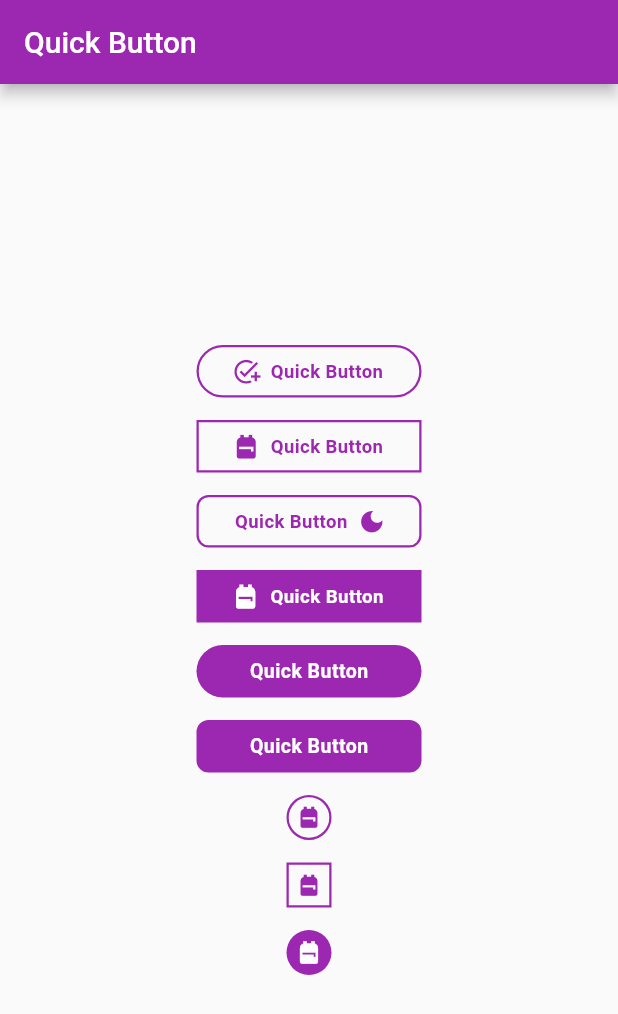
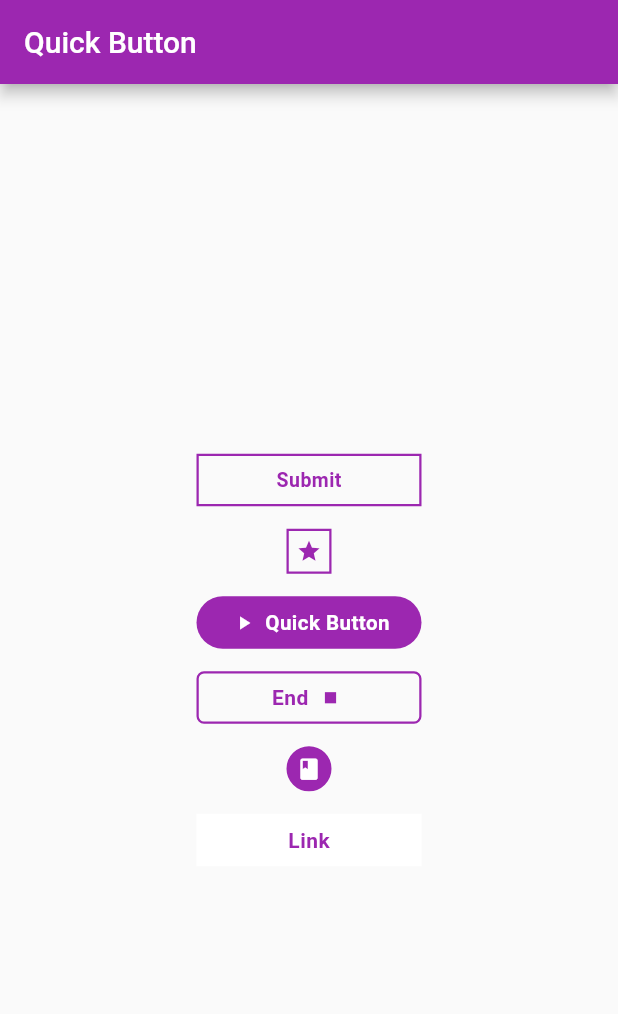
Before and after one commit to pozadkey/quick_button, a Flutter app: the screen it shows after launch, on a phone screen of 412 x 824 dp. Shown: the top 1014 px of the screen. Run offline on Flutter 3.47's test engine with Material 2 defaults, Android fonts, the phone set to English and light mode, and no system bars.

Commit message:
Added QuickButton widget with various attributes and customization options

```diff
--- a/example/lib/main.dart
+++ b/example/lib/main.dart
@@ -1,21 +1,16 @@
-/// Import Material package.
 import 'package:flutter/material.dart';
 
-/// Import Quick Button package.
 import 'package:quick_button/quick_button.dart';
 
-/// Run the application.
 void main() {
   runApp(const MyApp());
 }
 
-/// Build a stateless App widget.
 class MyApp extends StatelessWidget {
   const MyApp({super.key});
 
   @override
   Widget build(BuildContext context) {
-    /// Build Material widget to render the UI.
     return MaterialApp(
       home: Scaffold(
         appBar: AppBar(
@@ -27,204 +22,112 @@ class MyApp extends StatelessWidget {
             mainAxisAlignment: MainAxisAlignment.center,
             crossAxisAlignment: CrossAxisAlignment.center,
             children: [
-              /// Transparent RoundedRectangular Button with prefixIcon.
               QuickButton(
-                labelText: 'Quick Button',
+                labelText: 'Submit',
                 labelColor: Colors.purple,
                 labelSize: 13.0,
                 labelWeight: FontWeight.bold,
                 labelSpacing: 0.3,
-                prefixIcon: Icons.add_task,
-                iconSize: 20.0,
-                borderRadius: 25.0,
                 borderColor: Colors.purple,
                 borderSize: 1.5,
                 backgroundColor: Colors.transparent,
-                labelHoverIn: Colors.white,
-                labelHoverOut: Colors.purple,
+                hoverIn: Colors.white,
+                hoverOut: Colors.purple,
                 backgroundHoverIn: Colors.purple,
                 backgroundHoverOut: Colors.transparent,
                 onPressed: () {
-                  /// Excute function.
+                  // Action to perform when the button is pressed
                 },
               ),
               const SizedBox(
                 height: 15,
               ),
-
-              /// Transparent Rectangular Button with prefixIcon.
-              QuickButton(
-                labelText: 'Quick Button',
+              QuickButton.icon(
+                icon: Icons.star,
                 labelColor: Colors.purple,
-                labelSize: 13.0,
-                labelWeight: FontWeight.bold,
-                labelSpacing: 0.3,
-                prefixIcon: Icons.backpack,
-                iconSize: 20.0,
+                buttonHeight: 30.0,
+                buttonWidth: 30.0,
                 borderColor: Colors.purple,
                 borderSize: 1.5,
                 backgroundColor: Colors.transparent,
-                labelHoverIn: Colors.white,
-                labelHoverOut: Colors.purple,
+                hoverIn: Colors.white,
+                hoverOut: Colors.purple,
                 backgroundHoverIn: Colors.purple,
                 backgroundHoverOut: Colors.transparent,
                 onPressed: () {
-                  /// Excute function.
+                  // Action to perform when the button is pressed
                 },
               ),
               const SizedBox(
                 height: 15,
               ),
-
-              /// Transparent CurvedEdged Button with suffixIcon.
-              QuickButton(
+              QuickButton.prefixIcon(
                 labelText: 'Quick Button',
-                labelColor: Colors.purple,
-                labelSize: 13.0,
-                labelWeight: FontWeight.bold,
-                labelSpacing: 0.3,
-                suffixIcon: Icons.dark_mode,
-                iconSize: 20.0,
-                borderColor: Colors.purple,
+                labelColor: Colors.white,
+                prefixIcon: Icons.play_arrow,
+                borderRadius: 25.0,
+                borderColor: Colors.transparent,
                 borderSize: 1.5,
-                borderRadius: 8.0,
-                backgroundColor: Colors.transparent,
-                labelHoverIn: Colors.white,
-                labelHoverOut: Colors.purple,
-                backgroundHoverIn: Colors.purple,
-                backgroundHoverOut: Colors.transparent,
+                labelWeight: FontWeight.w700,
+                backgroundColor: Colors.purple,
+                hoverIn: Colors.purple[800],
+                hoverOut: Colors.white,
+                backgroundHoverIn: const Color.fromARGB(162, 155, 39, 176),
+                backgroundHoverOut: Colors.purple,
                 onPressed: () {
-                  /// Excute function.
+                  // Action to perform when the button is pressed
                 },
               ),
               const SizedBox(
                 height: 15,
               ),
-
-              /// Solid Rectangular Button with prefixIcon.
-              QuickButton(
-                labelText: 'Quick Button',
-                labelColor: Colors.white,
-                labelSize: 13.0,
-                labelWeight: FontWeight.bold,
-                labelSpacing: 0.3,
-                prefixIcon: Icons.backpack,
-                iconSize: 20.0,
-                backgroundColor: Colors.purple,
-                labelHoverIn: const Color.fromARGB(255, 63, 63, 63),
-                labelHoverOut: Colors.white,
-                backgroundHoverIn: const Color.fromARGB(112, 226, 33, 243),
-                backgroundHoverOut: Colors.purple,
+              QuickButton.suffixIcon(
+                labelText: 'End',
+                labelColor: Colors.purple,
+                suffixIcon: Icons.stop,
+                borderRadius: 5.0,
+                borderColor: Colors.purple,
+                borderSize: 1.5,
+                backgroundColor: Colors.transparent,
+                hoverIn: Colors.white,
+                hoverOut: Colors.purple,
+                backgroundHoverIn: Colors.purple,
+                backgroundHoverOut: Colors.transparent,
                 onPressed: () {
-                  /// Excute function.
+                  // Action to perform when the button is pressed
                 },
               ),
               const SizedBox(
                 height: 15,
               ),
-
-              /// Solid RoundedRectangular Button.
-              QuickButton(
-                labelText: 'Quick Button',
+              QuickButton.icon(
+                icon: Icons.book,
                 labelColor: Colors.white,
-                labelSize: 13.0,
-                labelWeight: FontWeight.bold,
-                labelSpacing: 0.3,
+                buttonHeight: 30.0,
+                buttonWidth: 30.0,
                 borderRadius: 25.0,
+                borderColor: Colors.purple,
+                borderSize: 1.5,
                 backgroundColor: Colors.purple,
-                labelHoverIn: const Color.fromARGB(255, 63, 63, 63),
-                labelHoverOut: Colors.white,
-                backgroundHoverIn: const Color.fromARGB(112, 226, 33, 243),
+                hoverIn: Colors.purple,
+                hoverOut: Colors.white,
+                backgroundHoverIn: Colors.white,
                 backgroundHoverOut: Colors.purple,
                 onPressed: () {
-                  /// Excute function.
+                  // Action to perform when the button is pressed
                 },
               ),
               const SizedBox(
                 height: 15,
               ),
-
-              /// Transparent CurvedEdged Button.
               QuickButton(
-                labelText: 'Quick Button',
-                labelColor: Colors.white,
-                labelSize: 13.0,
-                labelWeight: FontWeight.bold,
-                labelSpacing: 0.3,
-                borderRadius: 8.0,
-                backgroundColor: Colors.purple,
-                labelHoverIn: const Color.fromARGB(255, 63, 63, 63),
-                labelHoverOut: Colors.white,
-                backgroundHoverIn: const Color.fromARGB(112, 226, 33, 243),
-                backgroundHoverOut: Colors.purple,
+                labelText: 'Link',
+                labelColor: Colors.purple,
+                hoverIn: Colors.black,
+                hoverOut: Colors.purple,
+                backgroundColor: Colors.white,
                 onPressed: () {
-                  /// Excute function.
-                },
-              ),
-              const SizedBox(
-                height: 15,
-              ),
-
-              /// Transparent Rounded Button with an Icon.
-              QuickButton(
-                icon: Icons.backpack,
-                labelColor: Colors.purple,
-                iconSize: 18.0,
-                borderColor: Colors.purple,
-                borderSize: 1.5,
-                borderRadius: 100.0,
-                buttonWidth: 30,
-                buttonHeight: 30,
-                backgroundColor: Colors.transparent,
-                labelHoverIn: Colors.white,
-                labelHoverOut: Colors.purple,
-                backgroundHoverIn: Colors.purple,
-                backgroundHoverOut: Colors.transparent,
-                onPressed: () {
-                  /// Excute function.
-                },
-              ),
-              const SizedBox(
-                height: 15,
-              ),
-
-              /// Transparent Rectangular Button with an Icon.
-              QuickButton(
-                icon: Icons.backpack,
-                labelColor: Colors.purple,
-                iconSize: 18.0,
-                buttonWidth: 30,
-                buttonHeight: 30,
-                borderColor: Colors.purple,
-                borderSize: 1.5,
-                backgroundColor: Colors.transparent,
-                labelHoverIn: Colors.white,
-                labelHoverOut: Colors.purple,
-                backgroundHoverIn: Colors.purple,
-                backgroundHoverOut: Colors.transparent,
-                onPressed: () {
-                  /// Excute function.
-                },
-              ),
-              const SizedBox(
-                height: 15,
-              ),
-
-              /// Solid Rectangular Button with prefixIcon.
-              QuickButton(
-                icon: Icons.backpack,
-                labelColor: Colors.white,
-                iconSize: 18.0,
-                borderRadius: 25.0,
-                buttonWidth: 30,
-                buttonHeight: 30,
-                backgroundColor: Colors.purple,
-                labelHoverIn: const Color.fromARGB(255, 63, 63, 63),
-                labelHoverOut: Colors.white,
-                backgroundHoverIn: const Color.fromARGB(112, 226, 33, 243),
-                backgroundHoverOut: Colors.purple,
-                onPressed: () {
-                  /// Excute function.
+                  // Action to perform when the button is pressed
                 },
               ),
             ],
--- a/lib/quick_button.dart
+++ b/lib/quick_button.dart
@@ -1,44 +1,108 @@
-/// Import Quick Button Library.
+/// A library that provides the [QuickButton] widget for creating customizable buttons.
+
 library quick_button;
 
-// ignore_for_file: prefer_const_constructors, prefer_const_literals_to_create_immutables, sort_child_properties_last, must_be_immutable
+// ignore_for_file: must_be_immutable
 
-/// Import Material package.
 import 'package:flutter/material.dart';
 
-/// Create a stateful widget class.
+/// A customizable button widget for Flutter applications.
 class QuickButton extends StatefulWidget {
-  String? labelText;
+  /// The label text displayed on the button.
+  final String? labelText;
+
+  /// The color of the label text. Default is Colors.white.
   Color? labelColor;
-  double? labelSize;
-  FontWeight? labelWeight;
-  double? labelSpacing;
-  IconData? icon;
-  IconData? prefixIcon;
-  IconData? suffixIcon;
-  double? iconSize;
-  double? buttonWidth;
-  double? buttonHeight;
-  double? borderRadius;
-  Color? borderColor;
-  double? borderSize;
+
+  /// The font size of the label text. Default size is 13.
+  final double? labelSize;
+
+  /// The font weight of the label text. Default is FontWeight.w600
+  final FontWeight? labelWeight;
+
+  /// The spacing between characters in the label text.
+  final double? labelSpacing;
+
+  /// The icon placed within the button.
+  final IconData? icon;
+
+  /// The icon placed before the label text.
+  final IconData? prefixIcon;
+
+  /// The icon placed after the label text.
+  final IconData? suffixIcon;
+
+  /// The size of all icons. Default value is 15.0.
+  final double? iconSize;
+
+  /// The width of the button. Default value is 150.0.
+  final double? buttonWidth;
+
+  /// The height of the button.
+  final double? buttonHeight;
+
+  /// The degree of the roundness for the corners of the button.
+  final double? borderRadius;
+
+  /// The color of the border surrounding the button.
+  final Color? borderColor;
+
+  /// The width of the border surrounding the button. Default value is 1.0.
+  final double? borderSize;
+
+  /// The background color of the button.
   Color? backgroundColor;
-  Color? labelHoverIn;
-  Color? backgroundHoverIn;
-  Color? labelHoverOut;
-  Color? backgroundHoverOut;
+
+  /// The color of the label text when the mouse moves within the widget.
+  final Color? hoverIn;
+
+  /// The background color of button when the mouse moves within the widget.
+  final Color? backgroundHoverIn;
+
+  /// The color of the label text when the mouse moves outside the widget.
+  final Color? hoverOut;
+
+  /// The background color of button when the mouse moves outside the widget.
+  final Color? backgroundHoverOut;
+
+  /// Callback function to execute when the button is pressed.
   final Function onPressed;
 
-  QuickButton(
-      {Key? key,
-      this.labelText,
+  /// Creates a new [QuickButton] instance.
+  ///
+  /// The [onPressed] callback must be provided to handle the button tap event.
+  QuickButton({
+    Key? key,
+    required this.labelText,
     this.labelColor,
     this.labelSize,
     this.labelWeight,
     this.labelSpacing,
-      this.icon,
-      this.prefixIcon,
-      this.suffixIcon,
+    this.buttonWidth,
+    this.buttonHeight,
+    this.borderRadius,
+    this.borderColor,
+    this.borderSize,
+    this.backgroundColor,
+    this.hoverIn,
+    this.backgroundHoverIn,
+    this.hoverOut,
+    this.backgroundHoverOut,
+    required this.onPressed,
+  })  : icon = null,
+        prefixIcon = null,
+        suffixIcon = null,
+        iconSize = null,
+        super(key: key);
+
+  /// Creates a new [QuickButton] instance with only an icon.
+  ///
+  /// The [icon] parameter specifies the icon placed within the button.
+  /// The [onPressed] parameter is required and specifies the callback function to be invoked when the button is pressed.
+  QuickButton.icon({
+    Key? key,
+    required this.icon,
+    this.labelColor,
     this.iconSize,
     this.buttonWidth,
     this.buttonHeight,
@@ -46,12 +110,76 @@ class QuickButton extends StatefulWidget {
     this.borderColor,
     this.borderSize,
     this.backgroundColor,
-      this.labelHoverIn,
+    this.hoverIn,
     this.backgroundHoverIn,
-      this.labelHoverOut,
+    this.hoverOut,
     this.backgroundHoverOut,
-      required this.onPressed})
-      : super(key: key);
+    required this.onPressed,
+  })  : labelText = null,
+        labelSize = null,
+        labelSpacing = null,
+        labelWeight = null,
+        prefixIcon = null,
+        suffixIcon = null,
+        super(key: key);
+
+  /// Creates a new [QuickButton] instance with only a prefix icon.
+  ///
+  /// The [labelText] parameter specifies the text label to display on the button.
+  /// The [prefixIcon] parameter specifies the icon placed before the label text.
+  /// The [onPressed] parameter is required and specifies the callback function to be invoked when the button is pressed.
+  QuickButton.prefixIcon({
+    Key? key,
+    required this.labelText,
+    this.labelColor,
+    this.labelSize,
+    this.labelWeight,
+    this.labelSpacing,
+    required this.prefixIcon,
+    this.iconSize,
+    this.buttonWidth,
+    this.buttonHeight,
+    this.borderRadius,
+    this.borderColor,
+    this.borderSize,
+    this.backgroundColor,
+    this.hoverIn,
+    this.backgroundHoverIn,
+    this.hoverOut,
+    this.backgroundHoverOut,
+    required this.onPressed,
+  })  : icon = null,
+        suffixIcon = null,
+        super(key: key);
+
+  /// Creates a new [QuickButton] instance with only a suffix icon.
+  ///
+  /// The [labelText] parameter specifies the text label to display on the button.
+  /// The [suffixIcon] parameter specifies the icon placed after the label text.
+  /// The [onPressed] parameter is required and specifies the callback function to be invoked when the button is pressed.
+  QuickButton.suffixIcon({
+    Key? key,
+    required this.labelText,
+    this.labelColor,
+    this.labelSize,
+    this.labelWeight,
+    this.labelSpacing,
+    required this.suffixIcon,
+    this.iconSize,
+    this.buttonWidth,
+    this.buttonHeight,
+    this.borderRadius,
+    this.borderColor,
+    this.borderSize,
+    this.backgroundColor,
+    this.hoverIn,
+    this.backgroundHoverIn,
+    this.hoverOut,
+    this.backgroundHoverOut,
+    required this.onPressed,
+  })  : icon = null,
+        prefixIcon = null,
+        super(key: key);
 
   @override
   State<QuickButton> createState() => _QuickButtonState();
@@ -60,88 +188,74 @@ class QuickButton extends StatefulWidget {
 class _QuickButtonState extends State<QuickButton> {
   @override
   Widget build(BuildContext context) {
-    /// Get the widget of the screen.
+    // Obtains the width of the current screen's viewport.
     double width = MediaQuery.of(context).size.width;
 
-    /// Button Font style.
-    final buttonFont = TextStyle(
-        fontSize: widget.labelSize ?? 13,
-        color: widget.labelColor ?? Colors.white,
-        letterSpacing: widget.labelSpacing ?? 0.3,
-        fontWeight: widget.labelWeight ?? FontWeight.w600);
-
-    /// This widget detects the mouse movement over widgets.
     return MouseRegion(
-      /// Hover in or within the widget.
-      onEnter: (m) {
-        setState(() {
-          widget.labelColor = widget.labelHoverIn;
-          widget.backgroundColor = widget.backgroundHoverIn;
-        });
+      /// Detects mouse movement within the widget.
+      onEnter: (_) {
+        _updateButtonColors(widget.hoverIn, widget.backgroundHoverIn);
       },
 
-      /// Hover outside the widget.
-      onExit: (m) {
-        setState(() {
-          widget.labelColor = widget.labelHoverOut;
-          widget.backgroundColor = widget.backgroundHoverOut;
-        });
+      /// Detects mouse movement outside the widget.
+      onExit: (_) {
+        _updateButtonColors(widget.hoverOut, widget.backgroundHoverOut);
       },
 
-      /// Make the child widget clickable.
       child: InkWell(
-
-          /// Key for the InkWell widget.
         key: const Key('onTapButton'),
-          onTap: () {
-            /// Excute function.
-            widget.onPressed();
-          },
         child: Container(
-            /// Key for the Container widget.
           key: const Key('buttonDecoration'),
-
-            /// Button's width.
           width: widget.buttonWidth ?? 150.0,
-
-            /// Button's height.
           height: widget.buttonHeight ?? 35.0,
-
-            /// Button's padding. Check the width and if labelText is null.
           padding: width >= 800
               ? widget.labelText == null
                   ? const EdgeInsets.all(4)
                   : const EdgeInsets.all(6)
               : const EdgeInsets.all(5),
-
-            /// Center all elements in the button.
           alignment: Alignment.center,
-
-            /// Button decoration.
           decoration: BoxDecoration(
-
-                /// Background color of the button. Default is black.
-                color: widget.backgroundColor ??
-                    const Color.fromARGB(255, 31, 31, 31),
+              color: widget.backgroundColor ?? Colors.transparent,
               borderRadius: BorderRadius.circular(
                 widget.borderRadius ?? 0.0,
               ),
-
-                /// Border property for all the button edges.
               border: Border.all(
                   color: widget.borderColor ?? Colors.transparent,
-                    width: widget.borderSize ?? 1)),
+                  width: widget.borderSize ?? 1.0)),
+          child: FittedBox(
+            child: Row(
+              children: _buildButtonChildren(),
+            ),
+          ),
+        ),
+      ),
+    );
+  }
 
-            /// Fit elements of the buttons to avoid overflow.
-            child: FittedBox(
-              child: Row(children: [
-                /// Button without prefixIcon.
+  /// Updates the button's label color and background color.
+  ///
+  /// The [labelColor] parameter specifies the new label color.
+  /// The [backgroundColor] parameter specifies the new background color.
+  void _updateButtonColors(Color? labelColor, Color? backgroundColor) {
+    setState(() {
+      widget.labelColor = labelColor;
+      widget.backgroundColor = backgroundColor;
+    });
+  }
+
+  /// Builds and returns the list of child widgets for the button.
+  List<Widget> _buildButtonChildren() {
+    final buttonFont = TextStyle(
+        fontSize: widget.labelSize,
+        color: widget.labelColor ?? Colors.black,
+        letterSpacing: widget.labelSpacing ?? 0.3,
+        fontWeight: widget.labelWeight ?? FontWeight.w600);
+
+    return [
       if (widget.suffixIcon == null && widget.prefixIcon != null) ...{
         const SizedBox(
           width: 18,
         ),
-
-                  /// Render the prefixIcon if the suffixIcon is null.
         Icon(
           widget.prefixIcon,
           color: widget.labelColor,
@@ -150,8 +264,6 @@ class _QuickButtonState extends State<QuickButton> {
         const SizedBox(
           width: 7,
         ),
-
-                  /// Render the icon if the labelText is null.
         widget.labelText == null
             ? Icon(
                 widget.icon,
@@ -168,19 +280,12 @@ class _QuickButtonState extends State<QuickButton> {
           color: widget.labelColor,
           size: widget.iconSize ?? 15,
         ),
-                }
-
-                /// Button with suffixIcon.
-                else if (widget.prefixIcon == null &&
-                    widget.suffixIcon != null) ...{
-                  /// Render the suffixIcon if the prefixIcon is null.
+      } else if (widget.prefixIcon == null && widget.suffixIcon != null) ...{
         Icon(
           widget.prefixIcon,
           color: widget.labelColor,
           size: widget.iconSize ?? 15,
         ),
-
-                  /// Render the icon if the labelText is null.
         widget.labelText == null
             ? Icon(
                 widget.icon,
@@ -203,12 +308,21 @@ class _QuickButtonState extends State<QuickButton> {
         const SizedBox(
           width: 18,
         ),
-                }
-
-                /// Button with labelText only.
-                else if (widget.prefixIcon == null ||
-                    widget.suffixIcon == null) ...{
-                  /// Render the labelText if it's not null.
+      } else if (widget.prefixIcon == null || widget.suffixIcon == null) ...{
+        widget.labelText == null
+            ? Icon(
+                widget.icon,
+                size: widget.iconSize,
+                color: widget.labelColor,
+              )
+            : Text(
+                key: const Key('labelText'),
+                widget.labelText.toString(),
+                style: buttonFont,
+              ),
+      } else if (widget.prefixIcon == null ||
+          widget.suffixIcon == null ||
+          widget.labelText == null) ...{
         widget.labelText == null
             ? Icon(
                 widget.icon,
@@ -221,27 +335,6 @@ class _QuickButtonState extends State<QuickButton> {
                 style: buttonFont,
               ),
       }
-
-                /// Button with Icon only.
-                else if (widget.prefixIcon == null ||
-                    widget.suffixIcon == null ||
-                    widget.labelText == null) ...{
-                  /// If the labelText is null, render the icon.
-                  widget.labelText == null
-                      ? Icon(
-                          widget.icon,
-                          size: widget.iconSize,
-                          color: widget.labelColor,
-                        )
-                      : Text(
-                          key: const Key('labelText'),
-                          widget.labelText.toString(),
-                          style: buttonFont,
-                        ),
-                }
-              ]),
-            ),
-          )),
-    );
+    ];
   }
 }
--- a/pubspec.yaml
+++ b/pubspec.yaml
@@ -1,6 +1,6 @@
 name: quick_button
-description: A package that provides multiple customizable buttons for quick use.
-version: 0.1.2
+description: A customizable button widget for Flutter applications that allows you to easily create buttons with various attributes and behaviors.
+version: 1.0.0
 homepage: https://github.com/pozadkey/quick_button
 repository: https://github.com/pozadkey/quick_button
 
```
Also changed, not shown: example/pubspec.lock, 3 other files. Lines whose indentation alone changed are shown as unchanged.
